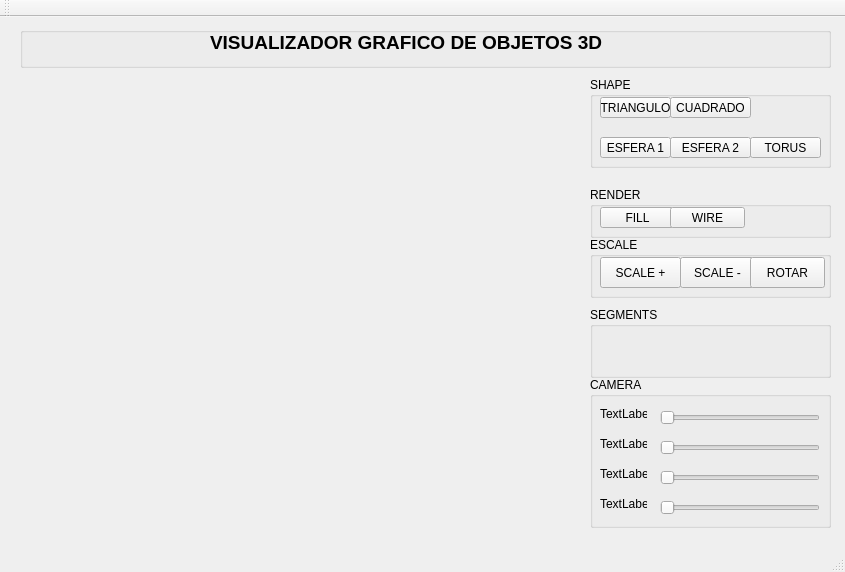
First picture: the form in ProyectoVisualizacion3D/ProyectoVisualizacion3D.ui, repository katriel18/ProyectoVisualizacion3D, before the edit.
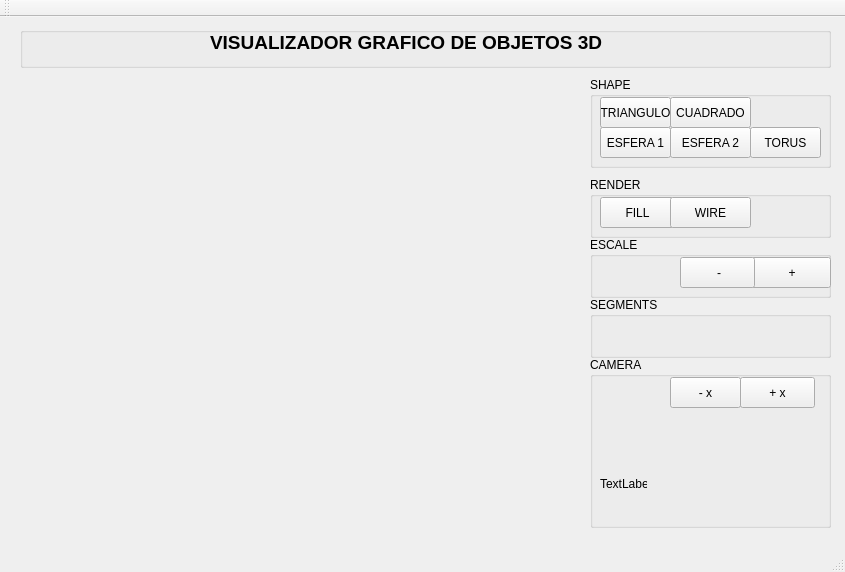
Second picture: the form after the edit.

The edit to the form file:
```diff
--- a/ProyectoVisualizacion3D/ProyectoVisualizacion3D.ui
+++ b/ProyectoVisualizacion3D/ProyectoVisualizacion3D.ui
@@ -43,7 +43,7 @@
        <x>10</x>
        <y>20</y>
        <width>71</width>
-       <height>21</height>
+       <height>31</height>
       </rect>
      </property>
      <property name="text">
@@ -56,7 +56,7 @@
        <x>80</x>
        <y>20</y>
        <width>81</width>
-       <height>21</height>
+       <height>31</height>
       </rect>
      </property>
      <property name="text">
@@ -67,9 +67,9 @@
      <property name="geometry">
       <rect>
        <x>10</x>
-       <y>60</y>
+       <y>50</y>
        <width>71</width>
-       <height>21</height>
+       <height>31</height>
       </rect>
      </property>
      <property name="text">
@@ -80,9 +80,9 @@
      <property name="geometry">
       <rect>
        <x>80</x>
-       <y>60</y>
+       <y>50</y>
        <width>81</width>
-       <height>21</height>
+       <height>31</height>
       </rect>
      </property>
      <property name="text">
@@ -93,9 +93,9 @@
      <property name="geometry">
       <rect>
        <x>160</x>
-       <y>60</y>
+       <y>50</y>
        <width>71</width>
-       <height>21</height>
+       <height>31</height>
       </rect>
      </property>
      <property name="text">
@@ -107,9 +107,9 @@
     <property name="geometry">
      <rect>
       <x>590</x>
-      <y>170</y>
+      <y>160</y>
       <width>241</width>
-      <height>51</height>
+      <height>61</height>
      </rect>
     </property>
     <property name="title">
@@ -121,7 +121,7 @@
        <x>10</x>
        <y>20</y>
        <width>75</width>
-       <height>21</height>
+       <height>31</height>
       </rect>
      </property>
      <property name="text">
@@ -133,8 +133,8 @@
       <rect>
        <x>80</x>
        <y>20</y>
-       <width>75</width>
-       <height>21</height>
+       <width>81</width>
+       <height>31</height>
       </rect>
      </property>
      <property name="text">
@@ -146,9 +146,9 @@
     <property name="geometry">
      <rect>
       <x>590</x>
-      <y>290</y>
+      <y>280</y>
       <width>241</width>
-      <height>71</height>
+      <height>61</height>
      </rect>
     </property>
     <property name="title">
@@ -159,66 +159,14 @@
     <property name="geometry">
      <rect>
       <x>590</x>
-      <y>360</y>
+      <y>340</y>
       <width>241</width>
-      <height>151</height>
+      <height>171</height>
      </rect>
     </property>
     <property name="title">
      <string>CAMERA</string>
     </property>
-    <widget class="QSlider" name="horizontalSlider">
-     <property name="geometry">
-      <rect>
-       <x>70</x>
-       <y>30</y>
-       <width>160</width>
-       <height>22</height>
-      </rect>
-     </property>
-     <property name="orientation">
-      <enum>Qt::Horizontal</enum>
-     </property>
-    </widget>
-    <widget class="QSlider" name="horizontalSlider_2">
-     <property name="geometry">
-      <rect>
-       <x>70</x>
-       <y>60</y>
-       <width>160</width>
-       <height>22</height>
-      </rect>
-     </property>
-     <property name="orientation">
-      <enum>Qt::Horizontal</enum>
-     </property>
-    </widget>
-    <widget class="QSlider" name="horizontalSlider_3">
-     <property name="geometry">
-      <rect>
-       <x>70</x>
-       <y>90</y>
-       <width>160</width>
-       <height>22</height>
-      </rect>
-     </property>
-     <property name="orientation">
-      <enum>Qt::Horizontal</enum>
-     </property>
-    </widget>
-    <widget class="QSlider" name="horizontalSlider_4">
-     <property name="geometry">
-      <rect>
-       <x>70</x>
-       <y>120</y>
-       <width>160</width>
-       <height>22</height>
-      </rect>
-     </property>
-     <property name="orientation">
-      <enum>Qt::Horizontal</enum>
-     </property>
-    </widget>
     <widget class="QLabel" name="label_2">
      <property name="geometry">
       <rect>
@@ -229,7 +177,7 @@
       </rect>
      </property>
      <property name="text">
-      <string>TextLabel</string>
+      <string/>
      </property>
     </widget>
     <widget class="QLabel" name="label_3">
@@ -242,7 +190,7 @@
       </rect>
      </property>
      <property name="text">
-      <string>TextLabel</string>
+      <string/>
      </property>
     </widget>
     <widget class="QLabel" name="label_4">
@@ -255,7 +203,7 @@
       </rect>
      </property>
      <property name="text">
-      <string>TextLabel</string>
+      <string/>
      </property>
     </widget>
     <widget class="QLabel" name="label_5">
@@ -271,6 +219,32 @@
       <string>TextLabel</string>
      </property>
     </widget>
+    <widget class="QPushButton" name="pushButton_10">
+     <property name="geometry">
+      <rect>
+       <x>80</x>
+       <y>20</y>
+       <width>71</width>
+       <height>31</height>
+      </rect>
+     </property>
+     <property name="text">
+      <string>- x</string>
+     </property>
+    </widget>
+    <widget class="QPushButton" name="pushButton_11">
+     <property name="geometry">
+      <rect>
+       <x>150</x>
+       <y>20</y>
+       <width>75</width>
+       <height>31</height>
+      </rect>
+     </property>
+     <property name="text">
+      <string>+ x</string>
+     </property>
+    </widget>
    </widget>
    <widget class="QGroupBox" name="groupBox_5">
     <property name="geometry">
@@ -320,14 +294,14 @@
     <widget class="QPushButton" name="pushButton_5">
      <property name="geometry">
       <rect>
-       <x>10</x>
+       <x>160</x>
        <y>20</y>
        <width>81</width>
        <height>31</height>
       </rect>
      </property>
      <property name="text">
-      <string>SCALE +</string>
+      <string> +</string>
      </property>
     </widget>
     <widget class="QPushButton" name="pushButton_9">
@@ -340,20 +314,7 @@
       </rect>
      </property>
      <property name="text">
-      <string>SCALE -</string>
-     </property>
-    </widget>
-    <widget class="QPushButton" name="pushButton_10">
-     <property name="geometry">
-      <rect>
-       <x>160</x>
-       <y>20</y>
-       <width>75</width>
-       <height>31</height>
-      </rect>
-     </property>
-     <property name="text">
-      <string>ROTAR</string>
+      <string> -</string>
      </property>
     </widget>
    </widget>
```
